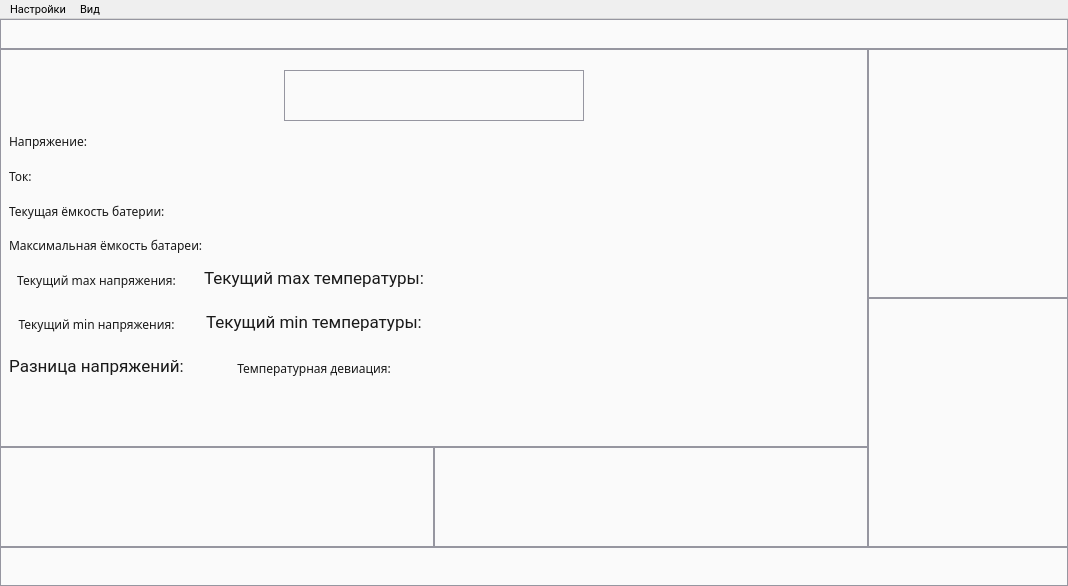
Above: mainwindow.ui from egornovichkov/BatteryStudio before the change. Below: the same form after it.
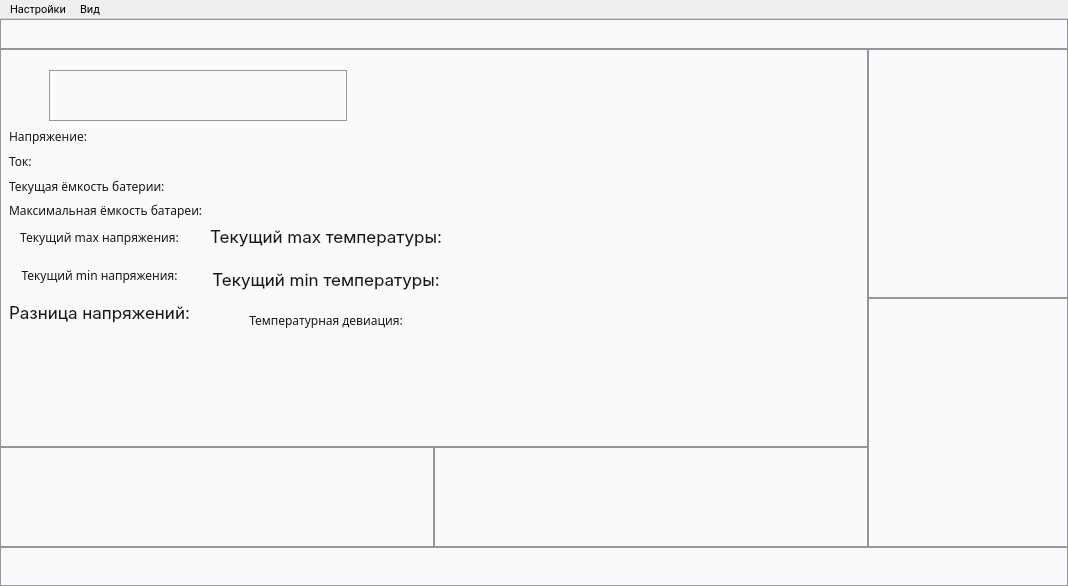
That is the form after the change. Custom widgets are drawn as their Qt base class.

Commit message: Small UI updates, Flag class added

```diff
--- a/mainwindow.ui
+++ b/mainwindow.ui
@@ -151,7 +151,7 @@
 border: 1px solid rgb(150, 150, 160);
 }</string>
             </property>
-            <layout class="QVBoxLayout" name="verticalLayout">
+            <layout class="QVBoxLayout" name="BatInfoLayout" stretch="1,1,1,1">
              <property name="topMargin">
               <number>21</number>
              </property>
@@ -166,7 +166,7 @@
                   <enum>Qt::Orientation::Horizontal</enum>
                  </property>
                  <property name="sizeType">
-                  <enum>QSizePolicy::Policy::Expanding</enum>
+                  <enum>QSizePolicy::Policy::Fixed</enum>
                  </property>
                  <property name="sizeHint" stdset="0">
                   <size>
@@ -186,7 +186,7 @@
                  </property>
                  <property name="minimumSize">
                   <size>
-                   <width>300</width>
+                   <width>298</width>
                    <height>51</height>
                   </size>
                  </property>
@@ -337,7 +337,7 @@
                   <widget class="QLabel" name="VoltageDIfLabel">
                    <property name="font">
                     <font>
-                     <family>Roboto</family>
+                     <family>Inter</family>
                      <pointsize>13</pointsize>
                      <italic>false</italic>
                      <bold>false</bold>
@@ -371,7 +371,7 @@
                   <widget class="QLabel" name="MaxTempLabel">
                    <property name="font">
                     <font>
-                     <family>Roboto</family>
+                     <family>Inter</family>
                      <pointsize>13</pointsize>
                      <italic>false</italic>
                      <bold>false</bold>
@@ -398,7 +398,7 @@
                   <widget class="QLabel" name="MinTempLabel">
                    <property name="font">
                     <font>
-                     <family>Roboto</family>
+                     <family>Inter</family>
                      <pointsize>13</pointsize>
                      <italic>false</italic>
                      <bold>false</bold>
```
Left out of the diff: 32 changed lines with no effect on the pictures. The commit also changes 13 other files.
